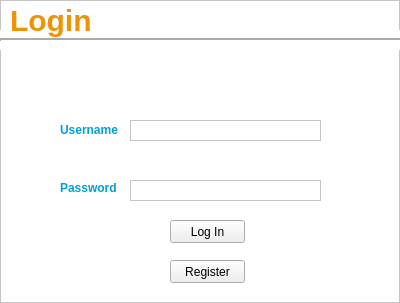
Before: the Qt Designer form ui/login.ui in alishan-kaisani/CS4400-GUI, drawn with Qt 5.
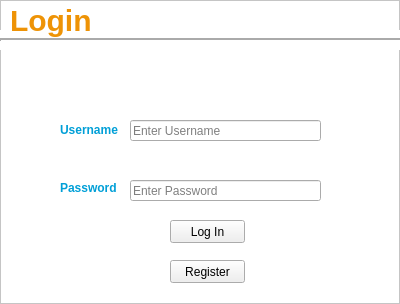
After: the same form once the commit is applied. Icons and pictures are not drawn.

```diff
--- a/ui/login.ui
+++ b/ui/login.ui
@@ -7,7 +7,7 @@
     <x>0</x>
     <y>0</y>
     <width>400</width>
-    <height>303</height>
+    <height>304</height>
    </rect>
   </property>
   <property name="focusPolicy">
@@ -86,25 +86,6 @@
     <string>Username</string>
    </property>
   </widget>
-  <widget class="QPlainTextEdit" name="usernameTextEdit">
-   <property name="geometry">
-    <rect>
-     <x>130</x>
-     <y>120</y>
-     <width>191</width>
-     <height>21</height>
-    </rect>
-   </property>
-   <property name="focusPolicy">
-    <enum>Qt::ClickFocus</enum>
-   </property>
-   <property name="verticalScrollBarPolicy">
-    <enum>Qt::ScrollBarAlwaysOff</enum>
-   </property>
-   <property name="plainText">
-    <string/>
-   </property>
-  </widget>
   <widget class="QPushButton" name="loginButton">
    <property name="geometry">
     <rect>
@@ -157,37 +138,6 @@
     <string>Register</string>
    </property>
   </widget>
-  <widget class="QPlainTextEdit" name="passwordTextEdit">
-   <property name="geometry">
-    <rect>
-     <x>130</x>
-     <y>180</y>
-     <width>191</width>
-     <height>21</height>
-    </rect>
-   </property>
-   <property name="maximumSize">
-    <size>
-     <width>16777000</width>
-     <height>16777000</height>
-    </size>
-   </property>
-   <property name="focusPolicy">
-    <enum>Qt::ClickFocus</enum>
-   </property>
-   <property name="verticalScrollBarPolicy">
-    <enum>Qt::ScrollBarAlwaysOff</enum>
-   </property>
-   <property name="horizontalScrollBarPolicy">
-    <enum>Qt::ScrollBarAsNeeded</enum>
-   </property>
-   <property name="documentTitle">
-    <string/>
-   </property>
-   <property name="readOnly">
-    <bool>false</bool>
-   </property>
-  </widget>
   <widget class="QLabel" name="label">
    <property name="geometry">
     <rect>
@@ -201,6 +151,47 @@
     <string>&lt;html&gt;&lt;head/&gt;&lt;body&gt;&lt;p&gt;&lt;img src=&quot;:/newPrefix/ui/marta-logo-dark.gif&quot;/&gt;&lt;/p&gt;&lt;/body&gt;&lt;/html&gt;</string>
    </property>
   </widget>
+  <widget class="QLineEdit" name="usernameTextEdit">
+   <property name="geometry">
+    <rect>
+     <x>130</x>
+     <y>120</y>
+     <width>191</width>
+     <height>21</height>
+    </rect>
+   </property>
+   <property name="text">
+    <string/>
+   </property>
+   <property name="echoMode">
+    <enum>QLineEdit::Normal</enum>
+   </property>
+   <property name="placeholderText">
+    <string>Enter Username</string>
+   </property>
+  </widget>
+  <widget class="QLineEdit" name="passwordTextEdit">
+   <property name="geometry">
+    <rect>
+     <x>130</x>
+     <y>180</y>
+     <width>191</width>
+     <height>21</height>
+    </rect>
+   </property>
+   <property name="text">
+    <string/>
+   </property>
+   <property name="echoMode">
+    <enum>QLineEdit::Password</enum>
+   </property>
+   <property name="placeholderText">
+    <string>Enter Password</string>
+   </property>
+   <property name="clearButtonEnabled">
+    <bool>true</bool>
+   </property>
+  </widget>
  </widget>
  <resources>
   <include location="../qtResources.qrc"/>
```
